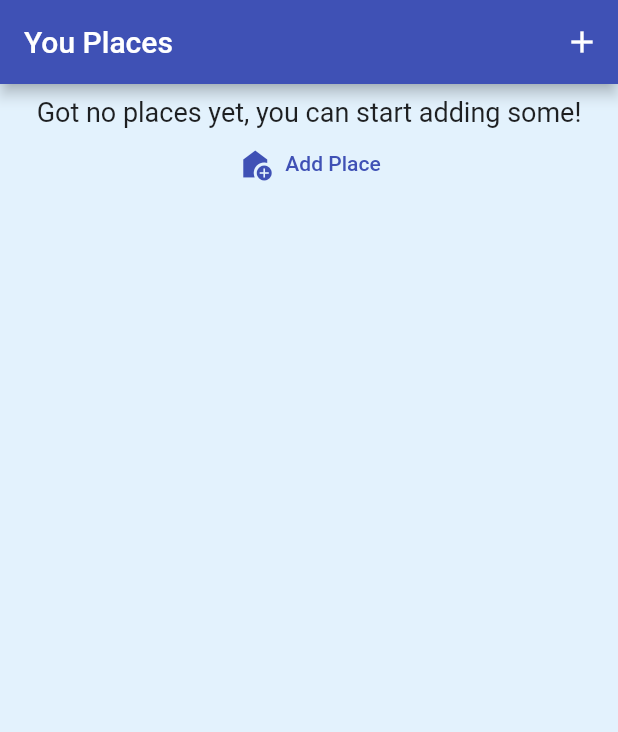
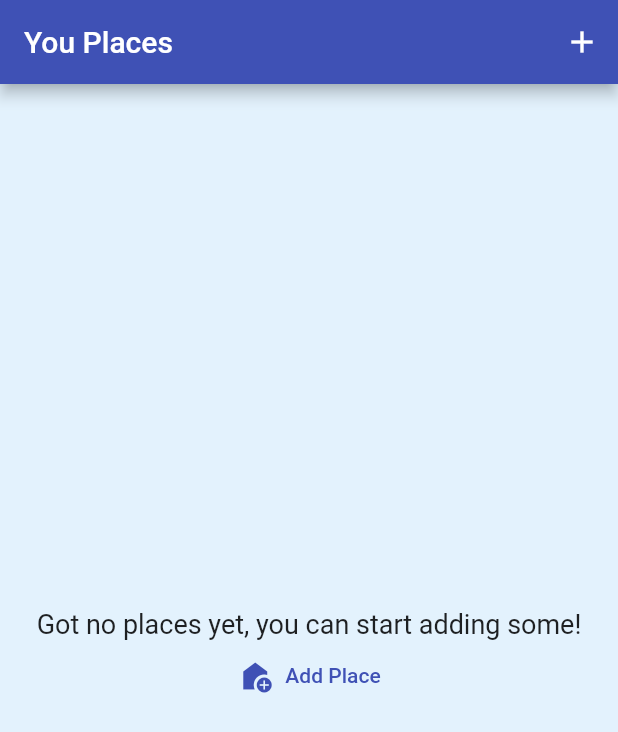
Before and after one commit to Tolulope05/great_places_app, a Flutter app: the screen it shows after launch, on a phone screen of 412 x 824 dp. Shown: the top 732 px of the screen. Run offline on Flutter 3.47's test engine with Material 2 defaults, Android fonts, the light colour scheme and no system bars; our stand-ins replace image_picker.

Commit message:
Fixed alignment of the device

```diff
--- a/lib/screens/places_list_screen.dart
+++ b/lib/screens/places_list_screen.dart
@@ -22,13 +22,13 @@ class PlacesListScreen extends StatelessWidget {
         ],
       ),
       body: Consumer<GreatPlaces>(
-        child: Container(
+        child: SizedBox(
+          // height: MediaQuery.of(context).size.height * 0.7,
           width: double.infinity,
-          alignment: Alignment.center,
           child: Padding(
             padding: const EdgeInsets.all(8.0),
             child: Column(
-              mainAxisAlignment: MainAxisAlignment.start,
+              mainAxisAlignment: MainAxisAlignment.center,
               children: [
                 const Text(
                   'Got no places yet, you can start adding some!',
```
